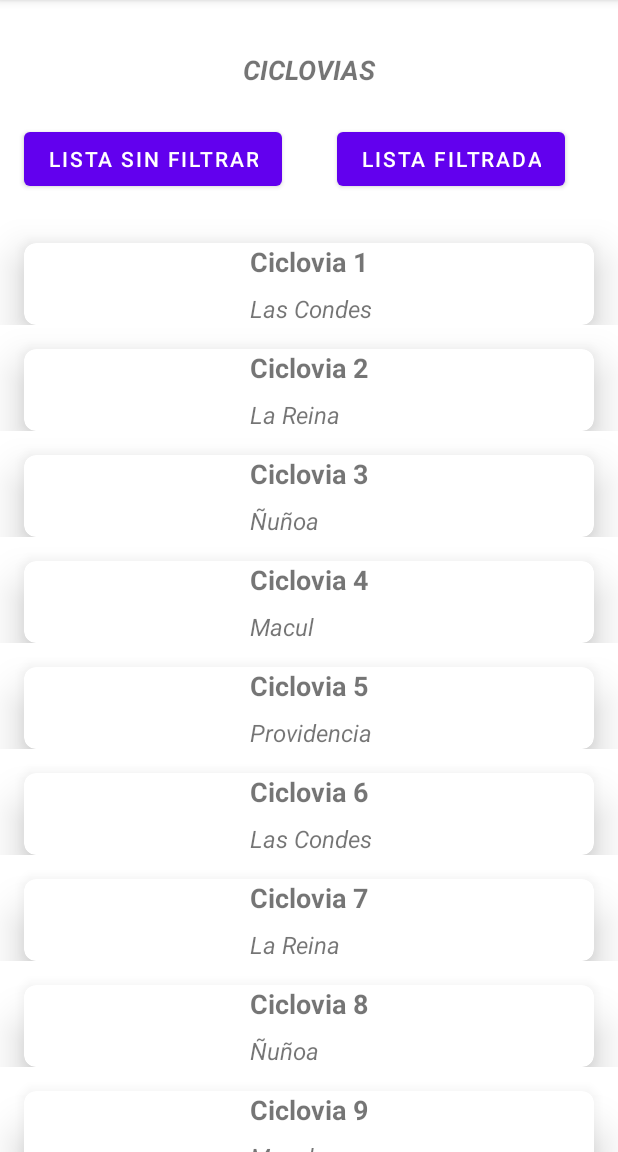
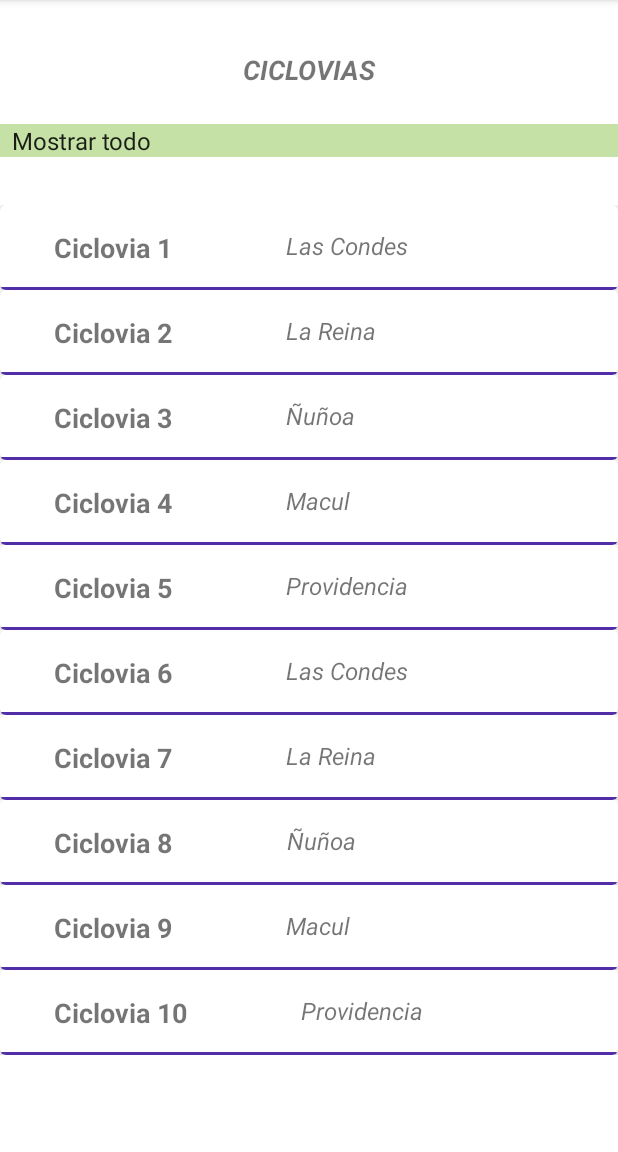
Before and after one commit to LinaRu1960/DesafioCiclobike, an Android app: the screen it shows after launch (MainActivity), on a phone screen of 412 x 824 dp, the part 84-1236 px from its top. Run offline under Robolectric (Android 15) with nearby library versions, the phone set to English and light mode, and no system bars.

Commit message:
Se actualiza adaptador spinner metodos para mostrar listas

```diff
--- a/app/src/main/java/cl/eme/desafiociclobike/CicloviaAdapter.kt
+++ b/app/src/main/java/cl/eme/desafiociclobike/CicloviaAdapter.kt
@@ -16,7 +16,6 @@ class CicloviaAdapter: RecyclerView.Adapter<CicloviaAdapter.VH>() {
     var listaCiclovias = cicloviasSetUp.getCiclovias()
 
     class VH(val binding: ItemListBikeBinding) : RecyclerView.ViewHolder(binding.root) {
-        //Cambiar por binding
 
         fun bind(lC: Ciclovia) {
             binding.tvCicloVia.text = lC.nombre
@@ -41,9 +40,9 @@ class CicloviaAdapter: RecyclerView.Adapter<CicloviaAdapter.VH>() {
         return listaCiclovias.size
     }
 
-    fun updateAdapterFilter(){
+    fun updateAdapterFilter(comuna : String){
         listaCiclovias.clear()
-        listaCiclovias=cicloviasSetUp.getListaFiltrada()
+        listaCiclovias=cicloviasSetUp.getListaFiltrada(comuna)
         notifyDataSetChanged()
     }
     fun updateAdapterNoFilter(){
--- a/app/src/main/java/cl/eme/desafiociclobike/MainActivity.kt
+++ b/app/src/main/java/cl/eme/desafiociclobike/MainActivity.kt
@@ -3,8 +3,14 @@ package cl.eme.desafiociclobike
 import androidx.appcompat.app.AppCompatActivity
 import android.os.Bundle
 import android.util.Log
+import android.view.View
+import android.widget.AdapterView
+import android.widget.ArrayAdapter
+import android.widget.Spinner
 import androidx.recyclerview.widget.LinearLayoutManager
 import cl.eme.desafiociclobike.databinding.ActivityMainBinding
+import com.example.ciromine.ciclobike.SetupCiclovias
+import java.text.FieldPosition
 
 /*
 Desafío - Ciclobike
@@ -16,20 +22,25 @@ Desafío - Ciclobike
 [X] 6. Crear el filtro especificado usando la sentencia when.
 
  Desafío - Ciclobike 2.0
-[] 1. Actualizar la Activity del desafío 1, usando los view bindings.
-[] 2. Actualizar los listener de los botones a las funciones lambdas de kotlin.
-[] 3. Modificar la interfaz a lo nuevo requerido que incluye spinner
+[X] 1. Actualizar la Activity del desafío 1, usando los view bindings.
+[X] 2. Actualizar los listener de los botones a las funciones lambdas de kotlin.
+[X] 3. Modificar la interfaz a lo nuevo requerido que incluye spinner
 [] 4. Ahora usar la función filter para filtrar.
 [] 5. Agregar botón que invierte el orden de la lista.
+   Opcional
 [] 6. Agregar EditText más botón filtrar, que filtra según lo escrito en el editText.
 [] 7. Hacer que el filtro anterior no sea sensible a mayúsculas y minúsculas.
 [] 8. Hacer otro filtro igual que el anterior, pero que filtre por el nombre de la ciclovía.
 [] 9. Hacer otro filtro igual que el anterior, pero donde se ingrese un número y se filtrara si la
       comuna tiene un largo mayor a ese que se ingresó, además la app no debe caerse si se ingresa un valor no numérico.
+[] 10.Hacer otro filtro igual que el anterior, pero donde se ingrese un número y se filtrara si la nombre de la ciclovía.
  */
 
 class MainActivity : AppCompatActivity() {
     val cicloviaAdapter = CicloviaAdapter()
+    val setupCiclovias=SetupCiclovias()
+    val listaSpinner= setupCiclovias.getListaSpinner()
+
     lateinit var binding: ActivityMainBinding
     override fun onCreate(savedInstanceState: Bundle?) {
         super.onCreate(savedInstanceState)
@@ -37,17 +48,27 @@ class MainActivity : AppCompatActivity() {
         setContentView(binding.root)
         binding.rvLista.adapter = cicloviaAdapter
         binding.rvLista.layoutManager = LinearLayoutManager(this)
-        binding.btFiltrar.setOnClickListener {
-            Log.d(TAG, "onCreate: Haciendo click en filtrar")
-            cicloviaAdapter.updateAdapterFilter()
+        val spinAdapter = ArrayAdapter(this, android.R.layout.simple_spinner_item, listaSpinner)
+        binding.spinnerBike.adapter = spinAdapter
+        binding.spinnerBike.onItemSelectedListener = object : AdapterView.OnItemSelectedListener {
+            override fun onItemSelected(
+                parent: AdapterView<*>,
+                view: View,
+                position: Int,
+                id: Long
+            ) {
+                when (listaSpinner[position]) {
+                    "Mostrar todo" -> cicloviaAdapter.updateAdapterNoFilter()
+                    else -> cicloviaAdapter.updateAdapterFilter(listaSpinner[position])
+                }
+            }
+
+
+            override fun onNothingSelected(parent: AdapterView<*>?) {
+                TODO("Not yet implemented")
+            }
+
         }
-        binding.btLista.setOnClickListener {
-            Log.d(TAG, "onCreate: Haciendo click en filtrar")
-            cicloviaAdapter.updateAdapterNoFilter()
-        }
-    }
 
-    companion object {
-        private const val TAG = "MainActivity"
     }
 }
--- a/app/src/main/java/cl/eme/desafiociclobike/SetupCiclovias.kt
+++ b/app/src/main/java/cl/eme/desafiociclobike/SetupCiclovias.kt
@@ -28,24 +28,33 @@ class SetupCiclovias {
             "Ñuñoa",
             "Macul",
             "Providencia")
+
     fun getCiclovias(): MutableList<Ciclovia> {
-        var lista: MutableList<Ciclovia> = ArrayList<Ciclovia>()
+        comunas.toSet()
+        var lista: MutableList<Ciclovia> = ArrayList()
         for (i in 0..9) {
             var ciclovia = Ciclovia(nombres[i], comunas[i])
             lista.add(ciclovia)
         }
         return lista
     }
-    fun getListaFiltrada(): MutableList<Ciclovia> {
+    fun getListaFiltrada(pComuna: String): MutableList<Ciclovia> {
 
         var lista: MutableList<Ciclovia> = ArrayList()
         for (i in 0..9) {
             var ciclovia = Ciclovia(nombres[i], comunas[i])
             when(ciclovia.comuna){
-                "Las Condes"->lista.add(ciclovia)
+                pComuna->lista.add(ciclovia)
             }
 
         }
         return lista
     }
+    fun getListaSpinner():List<String>{
+        val listaSpinner= mutableListOf<String>()
+        listaSpinner.add("Mostrar todo")
+        listaSpinner.addAll(comunas.toSet())
+
+        return listaSpinner
+    }
 }
--- a/app/src/main/res/layout/activity_main.xml
+++ b/app/src/main/res/layout/activity_main.xml
@@ -1,4 +1,6 @@
 <?xml version="1.0" encoding="utf-8"?>
+
+
 <androidx.constraintlayout.widget.ConstraintLayout xmlns:android="http://schemas.android.com/apk/res/android"
     xmlns:app="http://schemas.android.com/apk/res-auto"
     xmlns:tools="http://schemas.android.com/tools"
@@ -19,36 +21,27 @@
         app:layout_constraintStart_toStartOf="parent"
         app:layout_constraintTop_toTopOf="parent" />
 
-    <Button
-        android:id="@+id/bt_lista"
-        android:layout_width="wrap_content"
+    <Spinner
+        android:id="@+id/spinnerBike"
+        android:layout_width="0dp"
         android:layout_height="wrap_content"
-        android:layout_marginStart="16dp"
-        android:layout_marginTop="23dp"
-        android:text="LISTA SIN FILTRAR"
+        android:layout_marginTop="24dp"
+        android:background="#C5E1A5"
+        android:scrollbarSize="8dp"
+        app:layout_constraintEnd_toEndOf="parent"
+        app:layout_constraintHorizontal_bias="0.5"
         app:layout_constraintStart_toStartOf="parent"
         app:layout_constraintTop_toBottomOf="@+id/textView" />
-
-    <Button
-        android:id="@+id/bt_filtrar"
-        android:layout_width="wrap_content"
-        android:layout_height="wrap_content"
-        android:layout_marginStart="17dp"
-        android:layout_marginEnd="16dp"
-        android:text="LISTA FILTRADA"
-        app:layout_constraintEnd_toEndOf="parent"
-        app:layout_constraintStart_toEndOf="@+id/bt_lista"
-        app:layout_constraintTop_toTopOf="@+id/bt_lista" />
 
     <androidx.recyclerview.widget.RecyclerView
         android:id="@+id/rv_lista"
         android:layout_width="match_parent"
         android:layout_height="0dp"
-        android:layout_marginTop="16dp"
+        android:layout_marginTop="32dp"
         app:layout_constraintBottom_toBottomOf="parent"
         app:layout_constraintEnd_toEndOf="parent"
         app:layout_constraintHorizontal_bias="0.5"
         app:layout_constraintStart_toStartOf="parent"
-        app:layout_constraintTop_toBottomOf="@+id/bt_lista" />
+        app:layout_constraintTop_toBottomOf="@+id/spinnerBike" />
 
 </androidx.constraintlayout.widget.ConstraintLayout>
--- a/app/src/main/res/layout/item_list_bike.xml
+++ b/app/src/main/res/layout/item_list_bike.xml
@@ -9,16 +9,11 @@
     <androidx.cardview.widget.CardView
         android:id="@+id/cardView"
         android:layout_width="match_parent"
-        android:layout_height="wrap_content"
-        android:layout_marginStart="16dp"
-        android:layout_marginTop="16dp"
-        android:layout_marginEnd="16dp"
-        app:cardCornerRadius="8dp"
-        app:cardElevation="16dp"
-        app:cardMaxElevation="8dp"
-        app:layout_constraintBottom_toBottomOf="parent"
+        android:layout_height="match_parent"
+        app:cardCornerRadius="4dp"
+        app:cardElevation="4dp"
+        app:cardMaxElevation="4dp"
         app:layout_constraintEnd_toEndOf="parent"
-        app:layout_constraintHorizontal_bias="0.5"
         app:layout_constraintStart_toStartOf="parent"
         app:layout_constraintTop_toTopOf="parent">
 
@@ -33,13 +28,13 @@
                 android:id="@+id/tv_cicloVia"
                 android:layout_width="wrap_content"
                 android:layout_height="wrap_content"
-                android:layout_marginBottom="8dp"
+                android:layout_marginStart="36dp"
+                android:layout_marginTop="16dp"
+                android:layout_marginBottom="16dp"
                 android:text="Ciclovia"
                 android:textSize="18sp"
                 android:textStyle="bold"
-                app:layout_constraintBottom_toTopOf="@+id/tv_comuna"
-                app:layout_constraintEnd_toEndOf="parent"
-                app:layout_constraintHorizontal_bias="0.5"
+                app:layout_constraintBottom_toBottomOf="parent"
                 app:layout_constraintStart_toStartOf="parent"
                 app:layout_constraintTop_toTopOf="parent" />
 
@@ -47,12 +42,25 @@
                 android:id="@+id/tv_comuna"
                 android:layout_width="wrap_content"
                 android:layout_height="wrap_content"
+                android:layout_marginStart="76dp"
                 android:text="Comuna"
                 android:textSize="16sp"
                 android:textStyle="italic"
+                app:layout_constraintStart_toEndOf="@+id/tv_cicloVia"
+                app:layout_constraintTop_toTopOf="@+id/tv_cicloVia" />
+
+            <View
+                android:id="@+id/line"
+                android:layout_width="wrap_content"
+                android:layout_height="0dp"
+                android:layout_marginTop="14dp"
+                android:background="#512DA8"
                 app:layout_constraintBottom_toBottomOf="parent"
-                app:layout_constraintStart_toStartOf="@+id/tv_cicloVia"
+                app:layout_constraintEnd_toEndOf="parent"
+                app:layout_constraintHorizontal_bias="0.5"
+                app:layout_constraintStart_toStartOf="parent"
                 app:layout_constraintTop_toBottomOf="@+id/tv_cicloVia" />
+
         </androidx.constraintlayout.widget.ConstraintLayout>
 
     </androidx.cardview.widget.CardView>
```
